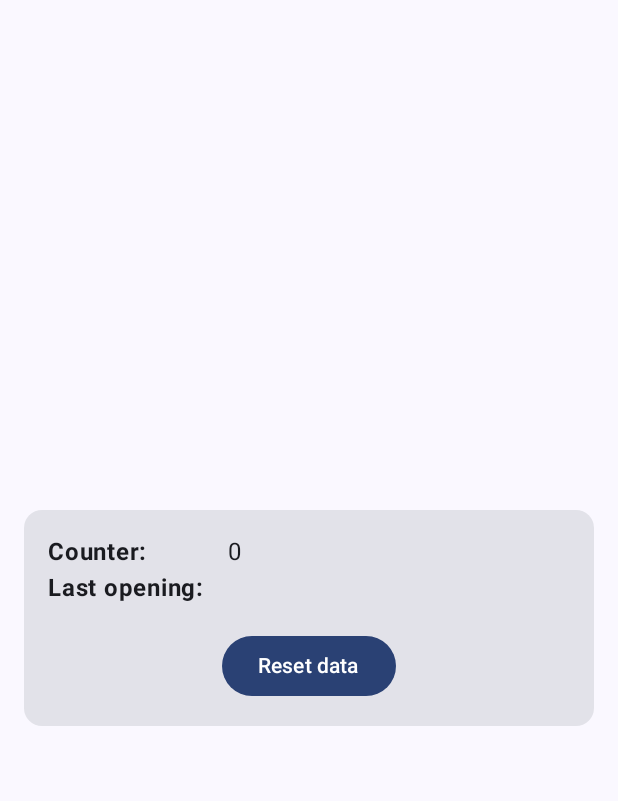
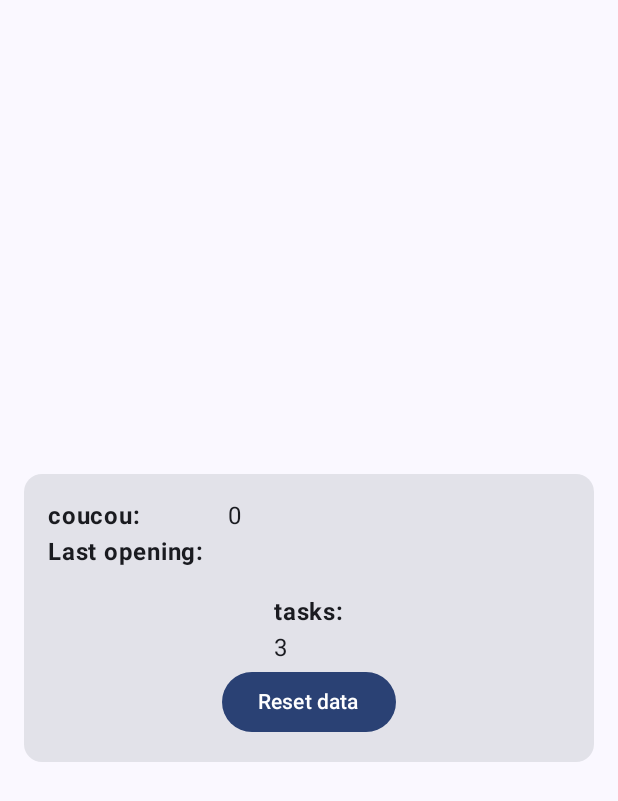
Before and after one commit to xoff69/ABitTracked, an Android app built with Jetpack Compose: the screen it shows after launch (MainActivity), on a phone screen of 412 x 824 dp. Shown: the top 801 px of the screen. Run offline under Robolectric (Android 15) with nearby library versions, the phone set to English and light mode, and no system bars; 2 statements that could not run were skipped.

Commit message:
start with tasks

```diff
--- a/app/src/main/java/com/xoff/abittracked/ui/MainActivity.kt
+++ b/app/src/main/java/com/xoff/abittracked/ui/MainActivity.kt
@@ -45,6 +45,7 @@ private fun SampleScreen(viewModel: MainViewModel = viewModel()) {
     SampleContent(
         appStartupCounter = viewState.appCounter,
         lastAppOpeningTimestamp = viewState.lastStartup,
+        ltasks=viewState.tasks,
         resetData = viewModel::resetData
     )
 }
@@ -53,6 +54,7 @@ private fun SampleScreen(viewModel: MainViewModel = viewModel()) {
 private fun SampleContent(
     appStartupCounter: Int,
     lastAppOpeningTimestamp: String,
+    ltasks:List<String>,
     resetData: () -> Unit
 ) {
 
@@ -74,7 +76,7 @@ private fun SampleContent(
                 modifier = Modifier.fillMaxWidth()
             ) {
                 Column() {
-                    Text(text = "Counter:", fontWeight = FontWeight.Bold)
+                    Text(text = "coucou:", fontWeight = FontWeight.Bold)
                     Text(text = "Last opening:", fontWeight = FontWeight.Bold)
                 }
 
@@ -87,7 +89,10 @@ private fun SampleContent(
             }
 
             MediumSpacer()
-
+            Column() {
+                Text(text = "tasks:", fontWeight = FontWeight.Bold)
+                Text(text = ltasks.size.toString())
+            }
             Button(onClick = resetData) {
                 Text(text = "Reset data")
             }
@@ -105,6 +110,7 @@ fun DefaultPreview() {
         SampleContent(
             appStartupCounter = 0,
             lastAppOpeningTimestamp = "",
+            listOf("a","ab"),
             resetData = {}
         )
     }
--- a/app/src/main/java/com/xoff/abittracked/ui/MainViewModel.kt
+++ b/app/src/main/java/com/xoff/abittracked/ui/MainViewModel.kt
@@ -23,7 +23,9 @@ class MainViewModel(application: Application) : AndroidViewModel(application) {
     data class ViewState(
         val appCounter: Int = 0,
         val lastStartup: String = ""
-    )
+    ){
+        var tasks =  listOf("a","ab","cccccccc")
+    }
 
     private val _viewState = MutableStateFlow(ViewState())
     val viewState = _viewState.asStateFlow()
```
Also changed, not shown: app/src/main/java/com/xoff/abittracked/data/proto/DoneSerializer.kt (deleted, +0 -33 lines), 2 other files.
